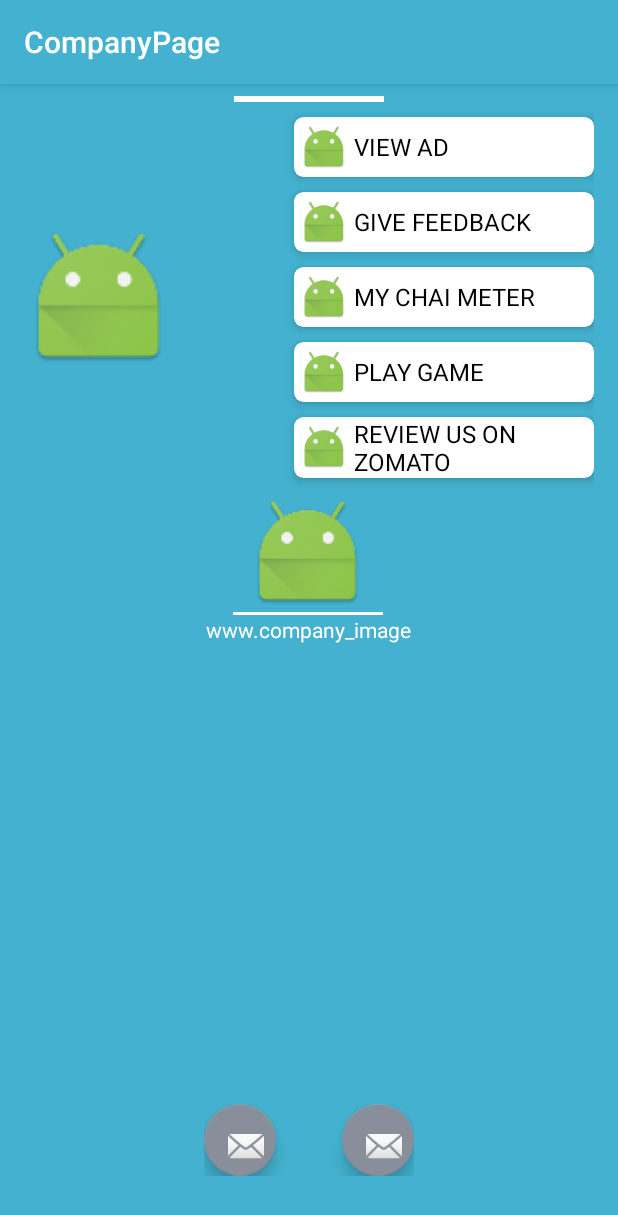
After one commit to CodersForLife/IgnitAR, an Android app: the CompanyPageActivity screen opened directly, with no data from a screen before it, on a phone screen of 412 x 824 dp. The commit adds this screen. Shown: the top 1215 px of the screen. Run offline under Robolectric (Android 15) with nearby library versions, the phone set to English and light mode, and no system bars.

Commit message:
company profile screen added

```diff
--- /dev/null
+++ b/app/src/main/java/com/vizy/ignitar/activities/CompanyPageActivity.java
@@ -0,0 +1,87 @@
+package com.vizy.ignitar.activities;
+
+import android.os.Bundle;
+import android.support.v7.app.AppCompatActivity;
+import android.support.v7.widget.CardView;
+import android.support.v7.widget.Toolbar;
+import android.view.View;
+import android.widget.RelativeLayout;
+
+import com.vizy.ignitar.R;
+
+public class CompanyPageActivity extends AppCompatActivity {
+
+    private CardView viewAd;
+    private CardView viewGiveFeedback;
+    private CardView viewActionMeter;
+    private CardView viewPlayGame;
+    private CardView viewReviewOnZomato;
+    private CardView viewRateUs;
+    private RelativeLayout viewCompanySpecification;
+
+    @Override
+    protected void onCreate(Bundle savedInstanceState) {
+        super.onCreate(savedInstanceState);
+        setContentView(R.layout.activity_company_page);
+        Toolbar toolbar = (Toolbar) findViewById(R.id.toolbar);
+        setSupportActionBar(toolbar);
+
+        viewAd=(CardView)findViewById(R.id.view_ad);
+        viewAd.setOnClickListener(new View.OnClickListener() {
+            @Override
+            public void onClick(View v) {
+
+            }
+        });
+
+        viewGiveFeedback=(CardView)findViewById(R.id.view_give_feedback);
+        viewGiveFeedback.setOnClickListener(new View.OnClickListener() {
+            @Override
+            public void onClick(View v) {
+
+            }
+        });
+
+        viewActionMeter=(CardView)findViewById(R.id.view_my_action_meter);
+        viewActionMeter.setOnClickListener(new View.OnClickListener() {
+            @Override
+            public void onClick(View v) {
+
+            }
+        });
+
+        viewPlayGame=(CardView)findViewById(R.id.view_play_game);
+        viewPlayGame.setOnClickListener(new View.OnClickListener() {
+            @Override
+            public void onClick(View v) {
+
+            }
+        });
+
+        viewReviewOnZomato=(CardView)findViewById(R.id.view_review_on_zomato);
+        viewReviewOnZomato.setOnClickListener(new View.OnClickListener() {
+            @Override
+            public void onClick(View v) {
+
+            }
+        });
+
+        viewCompanySpecification=(RelativeLayout)findViewById(R.id.company_specification);
+        viewCompanySpecification.setOnClickListener(new View.OnClickListener() {
+            @Override
+            public void onClick(View v) {
+
+            }
+        });
+
+//        FloatingActionButton fab = (FloatingActionButton) findViewById(R.id.fab);
+//        fab.setOnClickListener(new View.OnClickListener() {
+//            @Override
+//            public void onClick(View view) {
+//                Snackbar.make(view, "Replace with your own action", Snackbar.LENGTH_LONG)
+//                        .setAction("Action", null).show();
+//            }
+//        });
+    }
+
+}
--- /dev/null
+++ b/app/src/main/java/com/vizy/ignitar/activities/CompanyPageActivityFragment.java
@@ -0,0 +1,24 @@
+package com.vizy.ignitar.activities;
+
+import android.support.v4.app.Fragment;
+import android.os.Bundle;
+import android.view.LayoutInflater;
+import android.view.View;
+import android.view.ViewGroup;
+
+import com.vizy.ignitar.R;
+
+/**
+ * A placeholder fragment containing a simple view.
+ */
+public class CompanyPageActivityFragment extends Fragment {
+
+    public CompanyPageActivityFragment() {
+    }
+
+    @Override
+    public View onCreateView(LayoutInflater inflater, ViewGroup container,
+                             Bundle savedInstanceState) {
+        return inflater.inflate(R.layout.fragment_company_page, container, false);
+    }
+}
--- /dev/null
+++ b/app/src/main/res/layout/activity_company_page.xml
@@ -0,0 +1,57 @@
+<?xml version="1.0" encoding="utf-8"?>
+<android.support.design.widget.CoordinatorLayout xmlns:android="http://schemas.android.com/apk/res/android"
+    xmlns:app="http://schemas.android.com/apk/res-auto"
+    xmlns:tools="http://schemas.android.com/tools"
+    android:layout_width="match_parent"
+    android:layout_height="match_parent"
+    android:background="@color/light_blue"
+    android:fitsSystemWindows="true"
+    tools:context="com.vizy.ignitar.activities.CompanyPageActivity">
+
+    <RelativeLayout
+        android:layout_width="match_parent"
+        android:layout_height="match_parent">
+
+        <android.support.design.widget.AppBarLayout
+            android:layout_width="match_parent"
+            android:layout_height="wrap_content"
+            android:theme="@style/AppTheme.AppBarOverlay">
+
+            <android.support.v7.widget.Toolbar
+                android:id="@+id/toolbar"
+                android:layout_width="match_parent"
+                android:layout_height="?attr/actionBarSize"
+                android:background="@color/light_blue"
+                app:popupTheme="@style/AppTheme.PopupOverlay" />
+
+        </android.support.design.widget.AppBarLayout>
+
+        <include layout="@layout/content_company_page" />
+
+        <RelativeLayout
+            android:layout_width="@dimen/dimen_140dp"
+            android:layout_height="wrap_content"
+            android:layout_alignParentBottom="true"
+            android:layout_centerHorizontal="true"
+            android:layout_marginBottom="@dimen/dimen_40dp"
+            >
+
+            <android.support.design.widget.FloatingActionButton
+                android:id="@+id/facebook_icon"
+                android:layout_width="@dimen/dimen_48dp"
+                android:layout_height="@dimen/dimen_48dp"
+                android:layout_alignParentStart="true"
+                android:layout_alignParentLeft="true"
+                app:srcCompat="@android:drawable/ic_dialog_email" />
+
+            <android.support.design.widget.FloatingActionButton
+                android:id="@+id/twitter_icon"
+                android:layout_width="@dimen/dimen_48dp"
+                android:layout_height="@dimen/dimen_48dp"
+                android:layout_alignParentRight="true"
+                android:layout_alignParentEnd="true"
+                app:srcCompat="@android:drawable/ic_dialog_email" />
+        </RelativeLayout>
+
+    </RelativeLayout>
+</android.support.design.widget.CoordinatorLayout>
--- /dev/null
+++ b/app/src/main/res/layout/content_company_page.xml
@@ -0,0 +1,9 @@
+<fragment xmlns:android="http://schemas.android.com/apk/res/android"
+    xmlns:app="http://schemas.android.com/apk/res-auto"
+    xmlns:tools="http://schemas.android.com/tools"
+    android:id="@+id/fragment"
+    android:name="com.vizy.ignitar.activities.CompanyPageActivityFragment"
+    android:layout_width="match_parent"
+    android:layout_height="match_parent"
+    app:layout_behavior="@string/appbar_scrolling_view_behavior"
+    tools:layout="@layout/fragment_company_page" />
--- /dev/null
+++ b/app/src/main/res/layout/custom_action_buttons.xml
@@ -0,0 +1,33 @@
+<?xml version="1.0" encoding="utf-8"?>
+<android.support.v7.widget.CardView xmlns:android="http://schemas.android.com/apk/res/android"
+    android:layout_width="260dp"
+    android:layout_height="wrap_content"
+    android:padding="@dimen/dimen_8dp"
+    >
+
+    <RelativeLayout
+        android:layout_width="match_parent"
+        android:layout_height="wrap_content">
+
+        <ImageView
+            android:id="@+id/action_image"
+            android:layout_width="@dimen/dimen_48dp"
+            android:layout_height="@dimen/dimen_48dp"
+            android:src="@mipmap/ic_launcher"
+            />
+
+        <TextView
+            android:id="@+id/action_text"
+            android:layout_width="match_parent"
+            android:layout_height="wrap_content"
+            android:layout_toRightOf="@+id/action_image"
+            android:layout_toEndOf="@+id/action_image"
+            android:layout_centerInParent="true"
+            android:textSize="@dimen/dimen_28sp"
+            android:text="view_add"
+            android:textColor="@color/black"
+            />
+
+    </RelativeLayout>
+
+</android.support.v7.widget.CardView>
--- /dev/null
+++ b/app/src/main/res/layout/fragment_company_page.xml
@@ -0,0 +1,271 @@
+<?xml version="1.0" encoding="utf-8"?>
+<RelativeLayout xmlns:android="http://schemas.android.com/apk/res/android"
+    xmlns:app="http://schemas.android.com/apk/res-auto"
+    xmlns:tools="http://schemas.android.com/tools"
+    android:id="@+id/content_company_page"
+    android:layout_width="match_parent"
+    android:layout_height="match_parent"
+    android:paddingBottom="@dimen/activity_vertical_margin"
+    android:paddingLeft="@dimen/activity_horizontal_margin"
+    android:paddingRight="@dimen/activity_horizontal_margin"
+    android:paddingTop="@dimen/activity_vertical_margin"
+    tools:context="com.vizy.ignitar.activities.CompanyPageActivityFragment"
+    tools:showIn="@layout/activity_company_page">
+
+    <TextView
+        android:id="@+id/company_name_heading"
+        android:layout_width="match_parent"
+        android:layout_height="wrap_content"
+        android:gravity="center"
+        android:maxLines="1"
+        android:text="Chai Thela"
+        android:textColor="@color/white"
+        android:textSize="@dimen/dimen_28sp" />
+
+    <TextView
+        android:id="@+id/underscore_line"
+        android:layout_width="@dimen/dimen_100dp"
+        android:layout_height="@dimen/dimen_4dp"
+        android:layout_below="@+id/company_name_heading"
+        android:layout_centerHorizontal="true"
+        android:layout_gravity="center"
+        android:layout_marginTop="@dimen/dimen_10dp"
+        android:background="@color/white"
+        android:gravity="center" />
+
+    <ImageView
+        android:id="@+id/company_image"
+        android:layout_width="@dimen/dimen_100dp"
+        android:layout_height="@dimen/dimen_240dp"
+        android:layout_below="@+id/underscore_line"
+        android:layout_marginTop="@dimen/dimen_10dp"
+        android:src="@mipmap/ic_launcher" />
+
+    <android.support.v7.widget.CardView
+        android:id="@+id/view_ad"
+        android:layout_width="@dimen/dimen_200dp"
+        android:layout_height="wrap_content"
+        android:layout_alignParentEnd="true"
+        android:layout_alignParentRight="true"
+        android:layout_below="@+id/underscore_line"
+        android:layout_marginTop="@dimen/dimen_10dp"
+        android:padding="@dimen/dimen_8dp"
+        app:cardCornerRadius="@dimen/dimen_6dp"
+        app:cardElevation="@dimen/dimen_4dp">
+
+        <RelativeLayout
+            android:layout_width="match_parent"
+            android:layout_height="wrap_content">
+
+            <ImageView
+                android:id="@+id/action_image"
+                android:layout_width="@dimen/dimen_40dp"
+                android:layout_height="@dimen/dimen_40dp"
+                android:padding="@dimen/dimen_4dp"
+                android:src="@mipmap/ic_launcher" />
+
+            <TextView
+                android:id="@+id/action_text"
+                android:layout_width="match_parent"
+                android:layout_height="wrap_content"
+                android:layout_centerInParent="true"
+                android:layout_toEndOf="@+id/action_image"
+                android:layout_toRightOf="@+id/action_image"
+                android:text="@string/view_ad_text"
+                android:textColor="@color/black"
+                android:textSize="@dimen/dimen_16sp" />
+
+        </RelativeLayout>
+
+    </android.support.v7.widget.CardView>
+
+    <android.support.v7.widget.CardView
+        android:id="@+id/view_give_feedback"
+        android:layout_width="200dp"
+        android:layout_height="wrap_content"
+        android:layout_alignParentEnd="true"
+        android:layout_alignParentRight="true"
+        android:layout_below="@+id/view_ad"
+        android:layout_marginTop="@dimen/dimen_10dp"
+        android:padding="@dimen/dimen_8dp"
+        app:cardCornerRadius="@dimen/dimen_6dp"
+        app:cardElevation="@dimen/dimen_4dp">
+
+        <RelativeLayout
+            android:layout_width="match_parent"
+            android:layout_height="wrap_content">
+
+            <ImageView
+                android:id="@+id/view_give_feedback_action_image"
+                android:layout_width="@dimen/dimen_40dp"
+                android:layout_height="@dimen/dimen_40dp"
+                android:padding="@dimen/dimen_4dp"
+                android:src="@mipmap/ic_launcher" />
+
+            <TextView
+                android:id="@+id/view_give_feedback_action_text"
+                android:layout_width="match_parent"
+                android:layout_height="wrap_content"
+                android:layout_centerInParent="true"
+                android:layout_toEndOf="@+id/view_give_feedback_action_image"
+                android:layout_toRightOf="@+id/view_give_feedback_action_image"
+                android:text="@string/give_feedback_text"
+                android:textColor="@color/black"
+                android:textSize="@dimen/dimen_16sp" />
+
+        </RelativeLayout>
+
+    </android.support.v7.widget.CardView>
+
+    <android.support.v7.widget.CardView
+        android:id="@+id/view_my_action_meter"
+        android:layout_width="@dimen/dimen_200dp"
+        android:layout_height="wrap_content"
+        android:layout_alignParentEnd="true"
+        android:layout_alignParentRight="true"
+        android:layout_below="@+id/view_give_feedback"
+        android:layout_marginTop="@dimen/dimen_10dp"
+        android:padding="@dimen/dimen_8dp"
+        app:cardCornerRadius="@dimen/dimen_6dp"
+        app:cardElevation="@dimen/dimen_4dp">
+
+        <RelativeLayout
+            android:layout_width="match_parent"
+            android:layout_height="wrap_content">
+
+            <ImageView
+                android:id="@+id/view_my_chai_meter_action_image"
+                android:layout_width="@dimen/dimen_40dp"
+                android:layout_height="@dimen/dimen_40dp"
+                android:padding="@dimen/dimen_4dp"
+                android:src="@mipmap/ic_launcher" />
+
+            <TextView
+                android:id="@+id/view_my_chai_meter_action_text"
+                android:layout_width="match_parent"
+                android:layout_height="wrap_content"
+                android:layout_centerInParent="true"
+                android:layout_toEndOf="@+id/view_my_chai_meter_action_image"
+                android:layout_toRightOf="@+id/view_my_chai_meter_action_image"
+                android:text="@string/my_chai_meter_text"
+                android:textColor="@color/black"
+                android:textSize="@dimen/dimen_16sp" />
+
+        </RelativeLayout>
+
+    </android.support.v7.widget.CardView>
+
+    <android.support.v7.widget.CardView
+        android:id="@+id/view_play_game"
+        android:layout_width="@dimen/dimen_200dp"
+        android:layout_height="wrap_content"
+        android:layout_alignParentEnd="true"
+        android:layout_alignParentRight="true"
+        android:layout_below="@+id/view_my_action_meter"
+        android:layout_marginTop="@dimen/dimen_10dp"
+        android:padding="@dimen/dimen_8dp"
+        app:cardCornerRadius="@dimen/dimen_6dp"
+        app:cardElevation="@dimen/dimen_4dp">
+
+        <RelativeLayout
+            android:layout_width="match_parent"
+            android:layout_height="wrap_content">
+
+            <ImageView
+                android:id="@+id/view_play_game_action_image"
+                android:layout_width="@dimen/dimen_40dp"
+                android:layout_height="@dimen/dimen_40dp"
+                android:padding="@dimen/dimen_4dp"
+                android:src="@mipmap/ic_launcher" />
+
+            <TextView
+                android:id="@+id/view_play_game_action_text"
+                android:layout_width="match_parent"
+                android:layout_height="wrap_content"
+                android:layout_centerInParent="true"
+                android:layout_toEndOf="@+id/view_play_game_action_image"
+                android:layout_toRightOf="@+id/view_play_game_action_image"
+                android:text="@string/play_game_text"
+                android:textColor="@color/black"
+                android:textSize="@dimen/dimen_16sp" />
+
+        </RelativeLayout>
+
+    </android.support.v7.widget.CardView>
+
+    <android.support.v7.widget.CardView
+        android:id="@+id/view_review_on_zomato"
+        android:layout_width="@dimen/dimen_200dp"
+        android:layout_height="wrap_content"
+        android:layout_alignParentEnd="true"
+        android:layout_alignParentRight="true"
+        android:layout_below="@+id/view_play_game"
+        android:layout_marginTop="@dimen/dimen_10dp"
+        android:padding="@dimen/dimen_8dp"
+        app:cardCornerRadius="@dimen/dimen_6dp"
+        app:cardElevation="@dimen/dimen_4dp">
+
+        <RelativeLayout
+            android:layout_width="match_parent"
+            android:layout_height="wrap_content">
+
+            <ImageView
+                android:id="@+id/view_review_on_zomato_action_image"
+                android:layout_width="@dimen/dimen_40dp"
+                android:layout_height="@dimen/dimen_40dp"
+                android:padding="@dimen/dimen_4dp"
+                android:src="@mipmap/ic_launcher" />
+
+            <TextView
+                android:id="@+id/view_review_on_zomato_action_text"
+                android:layout_width="match_parent"
+                android:layout_height="wrap_content"
+                android:layout_centerInParent="true"
+                android:layout_toEndOf="@+id/view_review_on_zomato_action_image"
+                android:layout_toRightOf="@+id/view_review_on_zomato_action_image"
+                android:text="@string/review_us_zaomato_text"
+                android:textColor="@color/black"
+                android:textSize="@dimen/dimen_16sp" />
+
+        </RelativeLayout>
+
+    </android.support.v7.widget.CardView>
+
+    <RelativeLayout
+        android:id="@+id/company_specification"
+        android:layout_width="wrap_content"
+        android:layout_height="wrap_content"
+        android:layout_below="@+id/company_image"
+        android:layout_centerInParent="true"
+        android:layout_marginTop="@dimen/dimen_10dp"
+        >
+
+        <ImageView
+            android:id="@+id/company_logo"
+            android:layout_width="@dimen/dimen_80dp"
+            android:layout_height="@dimen/dimen_80dp"
+            android:src="@mipmap/ic_launcher"
+            android:layout_centerHorizontal="true"
+            />
+
+        <TextView
+            android:id="@+id/underscore_line_2"
+            android:layout_width="@dimen/dimen_100dp"
+            android:layout_height="@dimen/dimen_2dp"
+            android:layout_below="@+id/company_logo"
+            android:background="@color/white"
+            android:layout_centerHorizontal="true"
+            />
+
+        <TextView
+            android:id="@+id/company_web_url"
+            android:layout_width="wrap_content"
+            android:layout_height="wrap_content"
+            android:layout_below="@+id/underscore_line_2"
+            android:textColor="@color/white"
+            android:text="www.company_image"
+            android:maxLines="1"
+            />
+    </RelativeLayout>
+
+</RelativeLayout>
--- /dev/null
+++ b/app/src/main/res/menu/menu_company_page.xml
@@ -0,0 +1,10 @@
+<menu xmlns:android="http://schemas.android.com/apk/res/android"
+    xmlns:app="http://schemas.android.com/apk/res-auto"
+    xmlns:tools="http://schemas.android.com/tools"
+    tools:context="com.vizy.ignitar.activities.CompanyPageActivity">
+    <item
+        android:id="@+id/action_settings"
+        android:orderInCategory="100"
+        android:title="@string/action_settings"
+        app:showAsAction="never" />
+</menu>
--- a/app/src/main/res/values/colors.xml
+++ b/app/src/main/res/values/colors.xml
@@ -10,5 +10,6 @@
     <color name="light_gray">#D3D3D3</color>
     <color name="semi_transparent_black">#C8000000</color>
     <color name="transparent">#00000000</color>
+    <color name="light_blue">#43b1cf</color>
 
 </resources>
--- a/app/src/main/res/values/dimens.xml
+++ b/app/src/main/res/values/dimens.xml
@@ -2,6 +2,27 @@
     <!-- Default screen margins, per the Android Design guidelines. -->
     <dimen name="activity_horizontal_margin">16dp</dimen>
     <dimen name="activity_vertical_margin">16dp</dimen>
+    <dimen name="dimen_2dp">2dp</dimen>
+    <dimen name="dimen_4dp">4dp</dimen>
+    <dimen name="dimen_6dp">6dp</dimen>
+    <dimen name="dimen_8dp">8dp</dimen>
+    <dimen name="dimen_10dp">10dp</dimen>
+    <dimen name="dimen_16dp">16dp</dimen>
+    <dimen name="dimen_18dp">18dp</dimen>
+    <dimen name="dimen_30dp">30dp</dimen>
+    <dimen name="dimen_40dp">40dp</dimen>
+    <dimen name="dimen_48dp">48dp</dimen>
+    <dimen name="dimen_80dp">80dp</dimen>
+    <dimen name="dimen_140dp">140dp</dimen>
+    <dimen name="dimen_100dp">100dp</dimen>
+    <dimen name="dimen_180dp">180dp</dimen>
+    <dimen name="dimen_200dp">200dp</dimen>
+    <dimen name="dimen_240dp">240dp</dimen>
+    <dimen name="dimen_260dp">260dp</dimen>
+    <dimen name="dimen_300dp">300dp</dimen>
+    <dimen name="dimen_28sp">28sp</dimen>
+    <dimen name="dimen_20sp">20sp</dimen>
+    <dimen name="dimen_16sp">16sp</dimen>
 
     <dimen name="menu_title">22sp</dimen>
     <dimen name="menu_title_padding">14dp</dimen>
@@ -12,4 +33,5 @@
     <dimen name="menu_entries_sides_padding">10dp</dimen>
     <dimen name="menu_entries_top_down_padding">15dp</dimen>
     <dimen name="menu_entries_top_down_radio_padding">7dp</dimen>
+    <dimen name="fab_margin">16dp</dimen>
 </resources>
--- a/app/src/main/res/values/strings.xml
+++ b/app/src/main/res/values/strings.xml
@@ -66,5 +66,17 @@
 
     <!-- TODO: Remove or change this placeholder text -->
     <string name="hello_blank_fragment">Hello blank fragment</string>
+    <string name="title_activity_company_page">CompanyPage</string>
+    <string name="action_settings">Settings</string>
+
+    <!--Chai Thela menu-->
+    <string name="view_ad_text">VIEW AD</string>
+    <string name="give_feedback_text">GIVE FEEDBACK</string>
+    <string name="my_chai_meter_text">MY CHAI METER</string>
+    <string name="play_game_text">PLAY GAME</string>
+    <string name="review_us_zaomato_text">REVIEW US ON \nZOMATO</string>
+    <string name="rate_our_chai">RATE OUR CHAI</string>
+    <string name="chai_thela_text">CHAI THELA</string>
+
 
 </resources>
--- a/app/src/main/res/values/styles.xml
+++ b/app/src/main/res/values/styles.xml
@@ -16,6 +16,7 @@
         <item name="colorControlActivated">@color/colorAccent</item>
         <item name="colorControlHighlight">@color/colorAccent</item>
     </style>
+
     <style name="LoginThemeYellow" parent="Theme.AccountKit">
         <item name="com_accountkit_primary_color">#f4bf56</item>
         <item name="com_accountkit_primary_text_color">@android:color/white</item>
@@ -25,6 +26,7 @@
         <item name="com_accountkit_input_accent_color">?attr/com_accountkit_primary_color</item>
         <item name="com_accountkit_input_border_color">?attr/com_accountkit_primary_color</item>
     </style>
+
     <style name="AppTheme.NoActionBar">
         <item name="windowActionBar">false</item>
         <item name="windowNoTitle">true</item>
@@ -32,24 +34,28 @@
         <item name="colorPrimaryDark">@color/colorPrimaryDark</item>
         <item name="colorAccent">@color/colorAccent</item>
     </style>
+
     <style name="AnimationTheme.Window" parent="@android:style/Animation.Activity">
         <item name="android:activityOpenEnterAnimation">@anim/slide_right_to_left</item>
         <item name="android:activityOpenExitAnimation">@anim/static_anim</item>
         <item name="android:activityCloseEnterAnimation">@anim/static_anim</item>
         <item name="android:activityCloseExitAnimation">@anim/slide_left_to_right</item>
     </style>
+
     <style name="Toolbar" parent="Widget.AppCompat.Light.ActionBar">
         <item name="android:background">@color/colorPrimary</item>
         <item name="android:textColorPrimary">#c7c6c6</item>
         <item name="android:textColorSecondary">#c7c6c6</item>
         <item name="android:textColor">#c7c6c6</item>
     </style>
+
     <style name="Tabs" parent="Widget.AppCompat.Light.ActionBar">
         <item name="android:background">@color/colorPrimary</item>
         <item name="android:textColorPrimary">@color/colorText</item>
         <item name="android:colorAccent">@color/colorText</item>
         <item name="android:textColorSecondary">#c7c6c6</item>
     </style>
+
     <style name="Theme.Transparent" parent="android:Theme">
         <item name="android:windowIsTranslucent">true</item>
         <item name="android:windowBackground">@android:color/transparent</item>
@@ -61,4 +67,8 @@
         <item name="android:backgroundDimEnabled">false</item>
     </style>
 
+    <style name="AppTheme.AppBarOverlay" parent="ThemeOverlay.AppCompat.Dark.ActionBar" />
+
+    <style name="AppTheme.PopupOverlay" parent="ThemeOverlay.AppCompat.Light" />
+
 </resources>
```
Also changed, not shown: app/src/main/AndroidManifest.xml (+8 -3 lines). Lines whose indentation alone changed are shown as unchanged.
